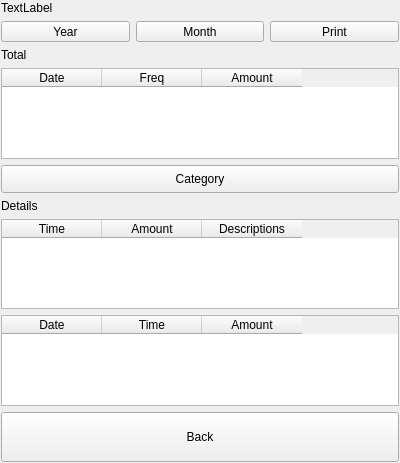
Qt form src/dlgreport.ui (ic005k/Knot-Legacy) before a commit.
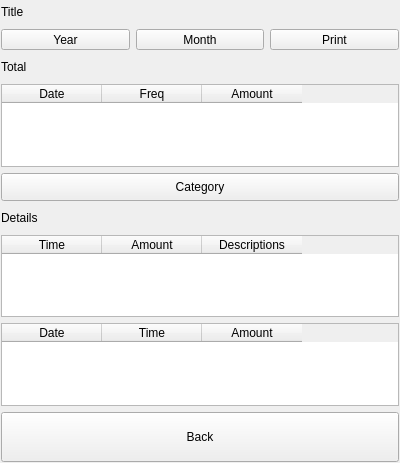
The same form after that commit.

Commit message: Some fine tuning

Diff of the .ui file:
```diff
--- a/src/dlgreport.ui
+++ b/src/dlgreport.ui
@@ -176,8 +176,14 @@
    </item>
    <item row="0" column="0">
     <widget class="QLabel" name="lblTitle">
+     <property name="minimumSize">
+      <size>
+       <width>0</width>
+       <height>22</height>
+      </size>
+     </property>
      <property name="text">
-      <string>TextLabel</string>
+      <string>Title</string>
      </property>
     </widget>
    </item>
@@ -226,6 +232,12 @@
    </item>
    <item row="5" column="0">
     <widget class="QLabel" name="lblDetails">
+     <property name="minimumSize">
+      <size>
+       <width>0</width>
+       <height>22</height>
+      </size>
+     </property>
      <property name="text">
       <string>Details</string>
      </property>
@@ -271,6 +283,12 @@
    </item>
    <item row="2" column="0">
     <widget class="QLabel" name="lblTotal">
+     <property name="minimumSize">
+      <size>
+       <width>0</width>
+       <height>22</height>
+      </size>
+     </property>
      <property name="text">
       <string>Total</string>
      </property>
```
The commit also changes 1 other file.
